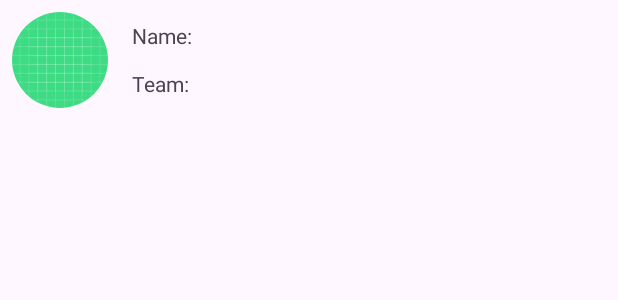
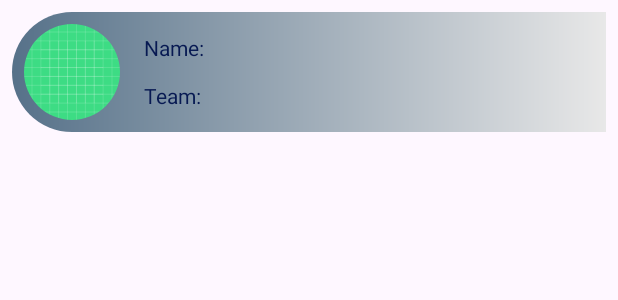
Before and after one commit to shreeranghegde/EmployeeDirectory, an Android app: the layout employee_item.xml on its own in the app's theme, with its tools: preview values and no code run, on a phone screen of 412 x 824 dp. Shown: the top 300 px of the screen. Run offline under Robolectric (Android 15) with nearby library versions, the phone set to English and light mode, and no system bars.

Commit message:
Adding initial styling

```diff
--- a/app/build.gradle
+++ b/app/build.gradle
@@ -40,7 +40,7 @@ dependencies {
     implementation 'com.fasterxml.jackson.core:jackson-databind:2.13.0'
     implementation 'com.google.code.gson:gson:2.10.1'
     implementation 'androidx.swiperefreshlayout:swiperefreshlayout:1.1.0'
-    implementation 'com.squareup.picasso:picasso:2.71828'
+    implementation 'com.squareup.picasso:picasso:2.8'
 
     testImplementation 'junit:junit:4.13.2'
     testImplementation "androidx.arch.core:core-testing:2.2.0"
--- a/app/src/main/java/com/hotshot/android/exercise/employeedirectory/activity/MainActivity.java
+++ b/app/src/main/java/com/hotshot/android/exercise/employeedirectory/activity/MainActivity.java
@@ -61,7 +61,7 @@ public class MainActivity extends AppCompatActivity implements
         recyclerView.setAdapter(adapter);
 
         if (viewModel.getEmployeesLiveData().getValue().size() == 0) {
-            employeeService.fetchEmployees(MALFORMED_DATA_URL);
+            employeeService.fetchEmployees(URL);
         }
 
         handleSwipeRefresh();
@@ -91,6 +91,8 @@ public class MainActivity extends AppCompatActivity implements
     }
 
     @Override public void fetchCompleted(ResponseType responseType) {
+        List<Employee> employees = employeeService.getEmployees();
+        employees.sort((employee) -> (employee.getTeam(), employee.getName()));
         viewModel.setEmployeesLiveData(employeeService.getEmployees());
         swipeRefreshLayout.setRefreshing(false);
 
--- /dev/null
+++ b/app/src/main/res/drawable/border.xml
@@ -0,0 +1,16 @@
+<?xml version="1.0" encoding="utf-8"?>
+<shape xmlns:android="http://schemas.android.com/apk/res/android" android:shape="rectangle">
+    <corners android:topLeftRadius="300dp" android:bottomLeftRadius="300dp"/>
+    <solid android:color="#64CCC5"/>
+<!--    <gradient-->
+<!--        android:startColor="#04DEAD"-->
+<!--        android:endColor="#F1EFB9"-->
+<!--        android:type="linear"-->
+<!--        android:centerColor="#04DEAD"-->
+<!--        />-->
+    <gradient
+        android:startColor="#567189"
+        android:endColor="#E8E8E8"
+        android:type="linear"
+        />
+</shape>
--- a/app/src/main/res/layout/activity_main.xml
+++ b/app/src/main/res/layout/activity_main.xml
@@ -5,6 +5,7 @@
     android:id="@+id/rootContainer"
     android:layout_width="match_parent"
     android:layout_height="match_parent"
+    android:background="#E8E8E8"
     tools:context=".activity.MainActivity">
 
     <androidx.swiperefreshlayout.widget.SwipeRefreshLayout
@@ -24,7 +25,7 @@
 
             <androidx.recyclerview.widget.RecyclerView
                 android:id="@+id/employeeList"
-                android:layout_width="wrap_content"
+                android:layout_width="match_parent"
                 android:layout_height="wrap_content"
                 app:layout_constraintEnd_toEndOf="parent"
                 app:layout_constraintStart_toStartOf="parent"
--- a/app/src/main/res/layout/employee_item.xml
+++ b/app/src/main/res/layout/employee_item.xml
@@ -1,12 +1,21 @@
 <?xml version="1.0" encoding="utf-8"?>
 <androidx.constraintlayout.widget.ConstraintLayout xmlns:android="http://schemas.android.com/apk/res/android"
     xmlns:app="http://schemas.android.com/apk/res-auto"
+    xmlns:tools="http://schemas.android.com/tools"
     android:layout_width="match_parent"
     android:layout_height="wrap_content">
 
     <TableLayout
         android:layout_width="match_parent"
-        android:layout_height="match_parent">
+        android:layout_height="match_parent"
+        android:layout_margin="8dp"
+        android:background="@drawable/border"
+        app:layout_constraintBottom_toBottomOf="parent"
+        app:layout_constraintEnd_toEndOf="parent"
+        app:layout_constraintHorizontal_bias="0.5"
+        app:layout_constraintStart_toStartOf="parent"
+        app:layout_constraintTop_toTopOf="parent"
+        app:layout_constraintVertical_bias="0.5">
 
         <TableRow
             android:layout_width="match_parent"
@@ -17,6 +26,8 @@
                 android:id="@+id/employeePhoto"
                 android:layout_width="64dp"
                 android:layout_height="64dp"
+                android:scaleType="centerCrop"
+                android:scaleY="1"
                 app:shapeAppearanceOverlay="@style/circular"
                 app:srcCompat="@drawable/ic_launcher_background" />
 
@@ -44,7 +55,6 @@
                         android:layout_width="wrap_content"
                         android:layout_height="wrap_content"
                         android:layout_gravity="center_vertical"
-                        android:layout_marginLeft="8dp"
                         android:baselineAligned="false"
                         android:textAlignment="viewStart"
                         android:textStyle="bold" />
@@ -69,7 +79,6 @@
                         android:layout_width="wrap_content"
                         android:layout_height="wrap_content"
                         android:layout_gravity="center_vertical"
-                        android:layout_marginLeft="8dp"
                         android:textAlignment="viewStart" />
                 </TableRow>
 
--- a/app/src/main/res/values/themes.xml
+++ b/app/src/main/res/values/themes.xml
@@ -3,6 +3,8 @@
     <style name="Base.Theme.EmployeeDirectory" parent="Theme.Material3.DayNight.NoActionBar">
         <!-- Customize your light theme here. -->
         <!-- <item name="colorPrimary">@color/my_light_primary</item> -->
+        <item name="colorPrimary">#071952</item>
+        <item name="android:textColor">#071952</item>
     </style>
 
     <style name="Theme.EmployeeDirectory" parent="Base.Theme.EmployeeDirectory" />
```
Also changed, not shown: app/src/main/res/drawable/ic_person.png (deleted), app/src/main/res/drawable/ic_teams.png (deleted).
